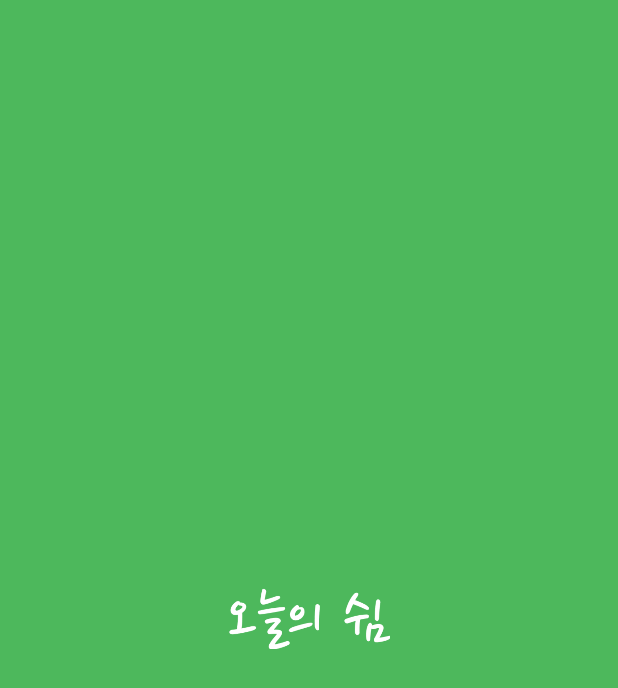
After one commit to DDangDin/GDSC-hackathon-2022, an Android app: the Splash screen opened directly, with no data from a screen before it, on a phone screen of 412 x 824 dp. The commit adds this screen. Shown: the top 688 px of the screen. Run offline under Robolectric (Android 15) with nearby library versions, the phone set to English and light mode, and no system bars.

Commit message:
로딩화면, 기타

```diff
--- /dev/null
+++ b/app/src/main/java/com/example/todayrest/Splash.java
@@ -0,0 +1,39 @@
+package com.example.todayrest;
+
+import androidx.appcompat.app.AppCompatActivity;
+import androidx.constraintlayout.widget.ConstraintLayout;
+
+import android.content.Intent;
+import android.graphics.Color;
+import android.os.Bundle;
+import android.os.Handler;
+import android.view.View;
+import android.view.Window;
+
+public class Splash extends AppCompatActivity {
+    Window window;
+
+    ConstraintLayout splash_screen;
+
+    @Override
+    protected void onCreate(Bundle savedInstanceState) {
+        super.onCreate(savedInstanceState);
+        setContentView(R.layout.activity_splash);
+
+
+//        window.getDecorView().setSystemUiVisibility(View.SYSTEM_UI_FLAG_LIGHT_STATUS_BAR);
+
+        splash_screen = findViewById(R.id.splash_screen);
+        Intent intent = new Intent(Splash.this, MainActivity.class);
+
+        Handler handler = new Handler();
+        handler.postDelayed(new Runnable() {
+            @Override
+            public void run() {
+                startActivity(intent);
+                finish();
+            }
+        }, 2000); //딜레이 타임 조절
+
+    }
+}
--- a/app/src/main/res/layout/activity_main.xml
+++ b/app/src/main/res/layout/activity_main.xml
@@ -10,6 +10,8 @@
         android:layout_width="wrap_content"
         android:layout_height="wrap_content"
         android:text="어쩌구"
+        android:textSize="35sp"
+        android:fontFamily="@font/notosans_kr_medium"
         app:layout_constraintBottom_toBottomOf="parent"
         app:layout_constraintLeft_toLeftOf="parent"
         app:layout_constraintRight_toRightOf="parent"
--- /dev/null
+++ b/app/src/main/res/layout/activity_splash.xml
@@ -0,0 +1,20 @@
+<?xml version="1.0" encoding="utf-8"?>
+<androidx.constraintlayout.widget.ConstraintLayout xmlns:android="http://schemas.android.com/apk/res/android"
+    xmlns:app="http://schemas.android.com/apk/res-auto"
+    xmlns:tools="http://schemas.android.com/tools"
+    android:layout_width="match_parent"
+    android:layout_height="match_parent"
+    android:background="#4DB85C"
+    android:id="@+id/splash_screen"
+    tools:context=".Splash">
+
+    <ImageView
+        android:layout_width="108dp"
+        android:layout_height="53dp"
+        android:src="@drawable/splash_logo"
+        app:layout_constraintStart_toStartOf="parent"
+        app:layout_constraintEnd_toEndOf="parent"
+        app:layout_constraintTop_toTopOf="parent"
+        app:layout_constraintBottom_toBottomOf="parent"/>
+
+</androidx.constraintlayout.widget.ConstraintLayout>
--- a/app/src/main/res/values-night/themes.xml
+++ b/app/src/main/res/values-night/themes.xml
@@ -1,6 +1,6 @@
 <resources xmlns:tools="http://schemas.android.com/tools">
     <!-- Base application theme. -->
-    <style name="Theme.TodayRest" parent="Theme.MaterialComponents.DayNight.DarkActionBar">
+    <style name="Theme.TodayRest" parent="Theme.MaterialComponents.Light.NoActionBar">
         <!-- Primary brand color. -->
         <item name="colorPrimary">@color/purple_200</item>
         <item name="colorPrimaryVariant">@color/purple_700</item>
--- a/app/src/main/res/values/colors.xml
+++ b/app/src/main/res/values/colors.xml
@@ -7,4 +7,5 @@
     <color name="teal_700">#FF018786</color>
     <color name="black">#FF000000</color>
     <color name="white">#FFFFFFFF</color>
+    <color name="green_1">#4DB85C</color>
 </resources>
--- a/app/src/main/res/values/themes.xml
+++ b/app/src/main/res/values/themes.xml
@@ -1,9 +1,9 @@
 <resources xmlns:tools="http://schemas.android.com/tools">
     <!-- Base application theme. -->
-    <style name="Theme.TodayRest" parent="Theme.MaterialComponents.DayNight.DarkActionBar">
+    <style name="Theme.TodayRest" parent="Theme.MaterialComponents.DayNight.NoActionBar">
         <!-- Primary brand color. -->
-        <item name="colorPrimary">@color/purple_500</item>
-        <item name="colorPrimaryVariant">@color/purple_700</item>
+        <item name="colorPrimary">@color/white</item>
+        <item name="colorPrimaryVariant">@color/white</item>
         <item name="colorOnPrimary">@color/white</item>
         <!-- Secondary brand color. -->
         <item name="colorSecondary">@color/teal_200</item>
@@ -12,5 +12,27 @@
         <!-- Status bar color. -->
         <item name="android:statusBarColor" tools:targetApi="l">?attr/colorPrimaryVariant</item>
         <!-- Customize your theme here. -->
+
+        <item name="android:windowTranslucentNavigation">true</item>
+<!--        <item name="android:windowTranslucentStatus">true</item>-->
+
+    </style>
+
+    <style name="Theme.TodayRestSub" parent="Theme.MaterialComponents.DayNight.NoActionBar">
+        <!-- Primary brand color. -->
+        <item name="colorPrimary">@color/green_1</item>
+        <item name="colorPrimaryVariant">@color/green_1</item>
+        <item name="colorOnPrimary">@color/white</item>
+        <!-- Secondary brand color. -->
+        <item name="colorSecondary">@color/teal_200</item>
+        <item name="colorSecondaryVariant">@color/teal_700</item>
+        <item name="colorOnSecondary">@color/black</item>
+        <!-- Status bar color. -->
+        <item name="android:statusBarColor" tools:targetApi="l">?attr/colorPrimaryVariant</item>
+        <!-- Customize your theme here. -->
+
+        <item name="android:windowTranslucentNavigation">true</item>
+        <!--        <item name="android:windowTranslucentStatus">true</item>-->
+
     </style>
 </resources>
--- a/build.gradle
+++ b/build.gradle
@@ -1,4 +1,5 @@
 // Top-level build file where you can add configuration options common to all sub-projects/modules.
+
 buildscript {
     repositories {
         google()
```
Also changed, not shown: app/build.gradle (+5 -3 lines), app/src/main/AndroidManifest.xml (+12 -2 lines), app/src/main/java/com/example/todayrest/MainActivity.java (+17 -0 lines), app/src/main/res/drawable/splash_logo.png (added), 1 other file.
